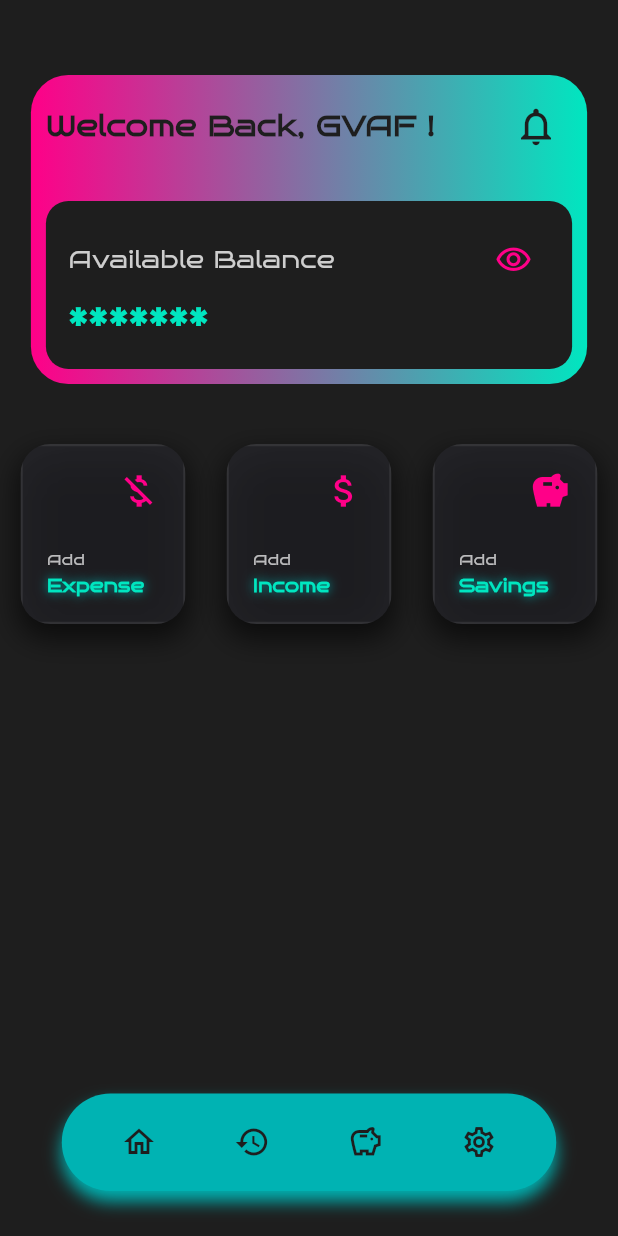
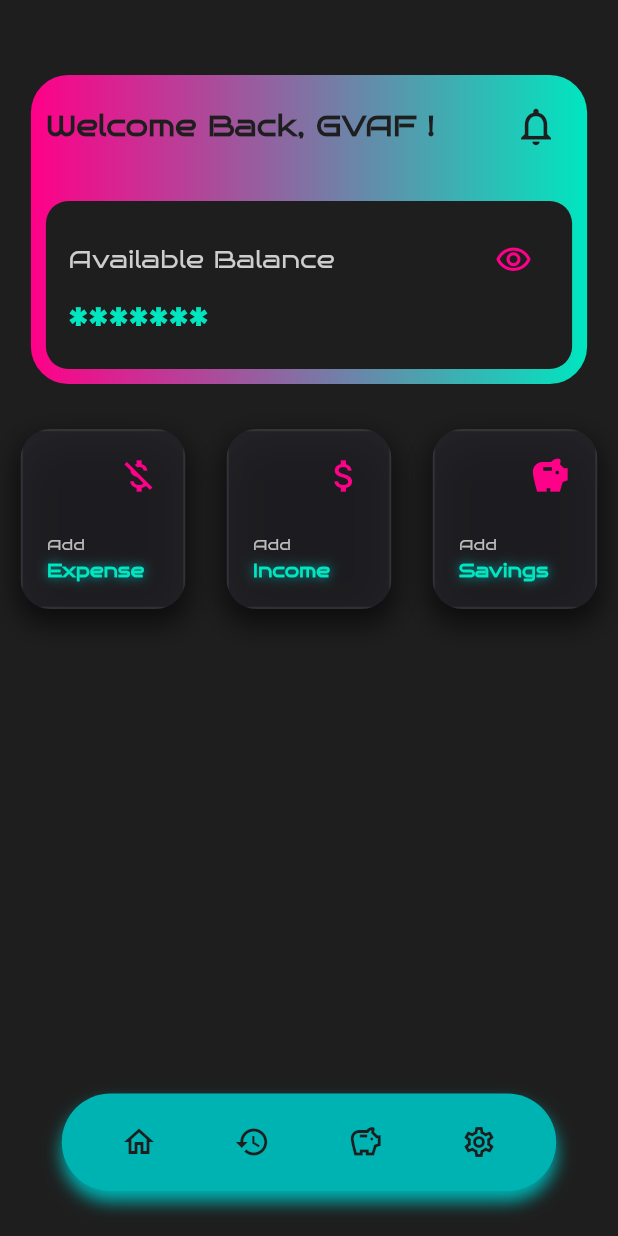
Before and after one commit to GV4F/Finance_Management, a Flutter app: the screen it shows after launch, on a phone screen of 412 x 824 dp. Run offline on Flutter 3.47's test engine with Material 3 defaults, Android fonts, the light colour scheme and no system bars; our stand-ins replace go_router.

Commit message:
Header main bottom margin updated

```diff
--- a/lib/widgets/main_header.dart
+++ b/lib/widgets/main_header.dart
@@ -17,7 +17,7 @@ class _MainHeaderState extends State<MainHeader> {
     final screenHeight = MediaQuery.of(context).size.height;
 
     return Padding(
-      padding: const EdgeInsets.only(top: 50.0, bottom: 20.0),
+      padding: const EdgeInsets.only(top: 50.0, bottom: 10.0),
       child: Row(
         mainAxisAlignment: MainAxisAlignment.center,
         children: [
```
